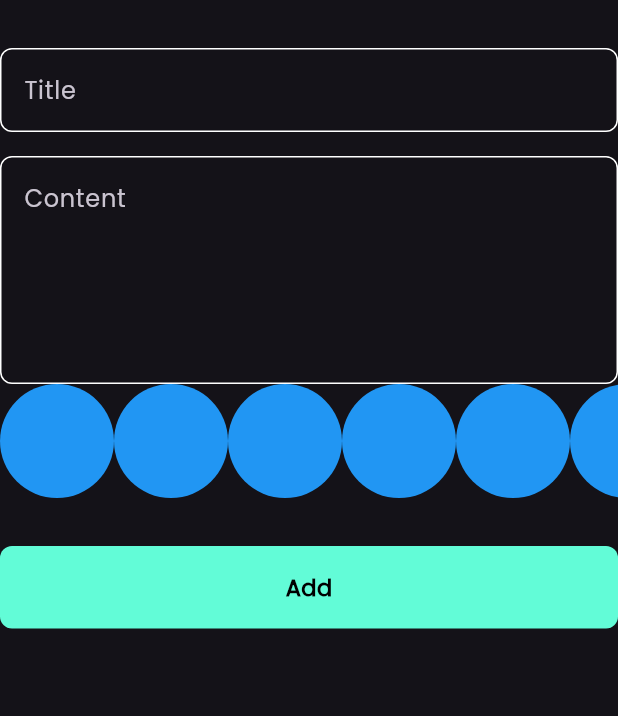
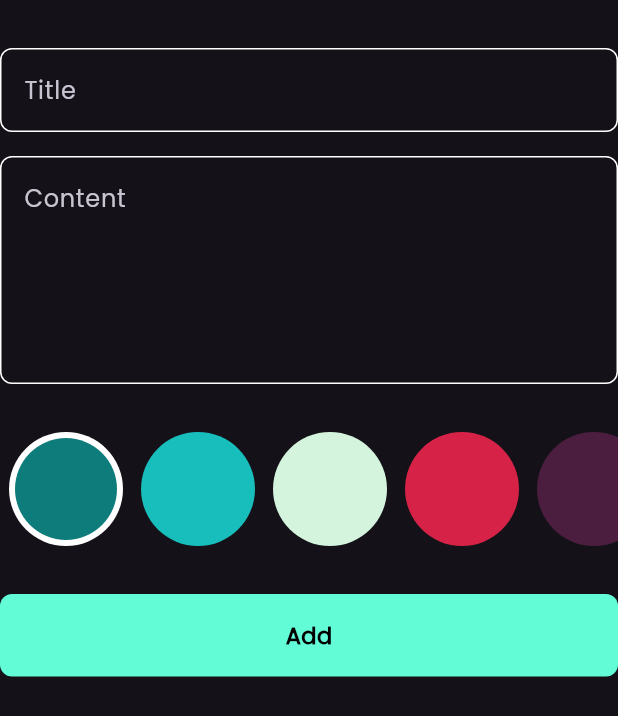
Before and after one commit to omarshaf3y/notes_app, a Flutter app: the AddNoteForm widget shown alone on an empty page, opened directly, on a phone screen of 412 x 824 dp. Shown: the top 716 px of the screen. Run offline on Flutter 3.47's test engine with Material 3 defaults, Android fonts, the phone set to English and light mode, and no system bars; our stand-ins replace bloc, flutter_bloc, font_awesome_flutter, hive, hive_flutter; accounts and stored records are empty.

Commit message:
create colors list view part two

```diff
--- a/lib/views/widgets/add_note_form.dart
+++ b/lib/views/widgets/add_note_form.dart
@@ -46,6 +46,9 @@ class _AddNoteFormState extends State<AddNoteForm> {
             hint: 'Content',
             maxLines: 5,
           ),
+          const SizedBox(
+            height: 32,
+          ),
           const ColorsListView(),
           const SizedBox(
             height: 32,
--- a/lib/views/widgets/colors_list_view.dart
+++ b/lib/views/widgets/colors_list_view.dart
@@ -1,29 +1,64 @@
 import 'package:flutter/material.dart';
 
 class ColorItem extends StatelessWidget {
-  const ColorItem({super.key});
-
+  const ColorItem({super.key, required this.isActive, required this.color});
+  final bool isActive;
+  final Color color;
   @override
   Widget build(BuildContext context) {
-    return const CircleAvatar(
-      radius: 38,
-      backgroundColor: Colors.blue,
-    );
+    return isActive
+        ? CircleAvatar(
+            radius: 38,
+            backgroundColor: Colors.white,
+            child: CircleAvatar(
+              radius: 34,
+              backgroundColor: color,
+            ),
+          )
+        : CircleAvatar(
+            radius: 38,
+            backgroundColor: color,
+          );
   }
 }
 
-class ColorsListView extends StatelessWidget {
+class ColorsListView extends StatefulWidget {
   const ColorsListView({super.key});
 
+  @override
+  State<ColorsListView> createState() => _ColorsListViewState();
+}
+
+class _ColorsListViewState extends State<ColorsListView> {
+  int currentIndex = 0;
+  List<Color> colors = const [
+    Color(0xff0E7C7B),
+    Color(0xff17BEBB),
+    Color(0xffD4F4DD),
+    Color(0xffD62246),
+    Color(0xff4B1D3F),
+  ];
   @override
   Widget build(BuildContext context) {
     return SizedBox(
       height: 38 * 2,
       child: ListView.builder(
-        itemCount: 10,
+        itemCount: colors.length,
         scrollDirection: Axis.horizontal,
         itemBuilder: (context, index) {
-          return const ColorItem();
+          return Padding(
+            padding: const EdgeInsets.symmetric(horizontal: 6),
+            child: GestureDetector(
+              onTap: () {
+                currentIndex = index;
+                setState(() {});
+              },
+              child: ColorItem(
+                isActive: currentIndex == index,
+                color: colors[index],
+              ),
+            ),
+          );
         },
       ),
     );
```
